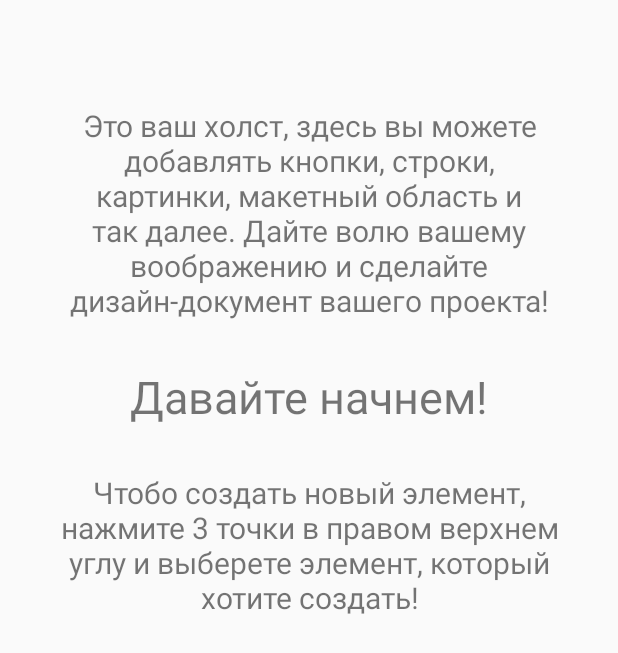
After one commit to ExodusMobile/Draft, an Android app: the layout content_scrolling.xml on its own in the app's theme, with its tools: preview values and no code run, on a phone screen of 412 x 824 dp. The commit adds this screen. Shown: the top 653 px of the screen. Run offline under Robolectric (Android 15) with nearby library versions, the phone set to English and light mode, and no system bars.

Commit message:
Улучшил дизайн, добавил стартовое активити, сделал первую иконку (пробную, она не моя, я скопировал у другого человека). Ну и сделал подсказки по работе с приложением

```diff
--- a/app/build.gradle
+++ b/app/build.gradle
@@ -29,5 +29,6 @@ dependencies {
     compile 'com.android.support:cardview-v7:25.0.1'
     compile 'com.android.support:design:25.0.1'
     compile 'com.facebook.android:facebook-android-sdk:[4,5)'
+    compile 'com.android.support:support-v4:25.0.1'
     testCompile 'junit:junit:4.12'
 }
--- a/app/src/main/java/com/development/kernel/draft/ContextMenuInspector.java
+++ b/app/src/main/java/com/development/kernel/draft/ContextMenuInspector.java
@@ -13,7 +13,9 @@ import android.widget.TextView;
 class ContextMenuInspector {
 
     ContextMenu setContentMenuOptions(ContextMenu menu, View v, Button[] buttons, TextView[] textViews, ImageView[] imageViews, CardView[] cardViews) {
+
             if (buttons[v.getId()] != null && v.getTag().equals(buttons[v.getId()].getTag()) ) {
+                    menu.setHeaderTitle("Кнопка");
                     menu.add(0, 1, 0, "Изменить ширину");
                     menu.add(0, 2, 0, "Изменить высоту");
                     menu.add(0, 3, 0, "Изменить текст");
@@ -21,12 +23,14 @@ class ContextMenuInspector {
             }
             if(textViews[v.getId()] != null && v.getTag().equals(textViews[v.getId()].getTag()))
             {
+                    menu.setHeaderTitle("Строка");
                     menu.add(0, 1, 0, "Изменить текст");
                     menu.add(0, 2, 0,"Изменить размер текста");
                     menu.add(0, 4, 0, "Удалить объект");
             }
             if(imageViews[v.getId()] != null && v.getTag().equals(imageViews[v.getId()].getTag()))
             {
+                    menu.setHeaderTitle("Изображение");
                     menu.add(0, 5, 0, "Импорт из галереи");
                     menu.add(0, 6, 0, "Сделать снимок");
                     menu.add(0, 7, 0, "Изменить размеры");
@@ -34,6 +38,7 @@ class ContextMenuInspector {
             }
             if(cardViews[v.getId()] != null && v.getTag().equals(cardViews[v.getId()].getTag()))
             {
+                    menu.setHeaderTitle("Макетный холст");
                     menu.add(0,10,0, "Добавить картинку");
                     menu.add(0,4,0,"Удалить объект");
             }
--- /dev/null
+++ b/app/src/main/res/layout/content_scrolling.xml
@@ -0,0 +1,91 @@
+<?xml version="1.0" encoding="utf-8"?>
+<LinearLayout xmlns:android="http://schemas.android.com/apk/res/android"
+    xmlns:app="http://schemas.android.com/apk/res-auto"
+    android:orientation="vertical"
+    android:layout_width="match_parent"
+    android:layout_height="match_parent"
+    app:layout_behavior="@string/appbar_scrolling_view_behavior">
+    <android.support.v4.widget.NestedScrollView
+        android:layout_width="match_parent"
+        android:layout_height="match_parent"
+        android:layout_weight="1">
+        <LinearLayout
+            android:layout_width="match_parent"
+            android:layout_height="match_parent"
+            android:id="@+id/android_main_context"
+            android:orientation="vertical">
+            <LinearLayout
+                android:layout_width="match_parent"
+                android:layout_height="match_parent"
+                android:orientation="vertical"
+                android:id="@+id/hint_layout">
+
+
+            <TextView
+                android:layout_width="match_parent"
+                android:layout_height="wrap_content"
+                android:text="@string/start_text"
+                android:textSize="20sp"
+                android:paddingLeft="40dp"
+                android:paddingRight="40dp"
+                android:textAlignment="center"
+                android:layout_marginTop="70dp"/>
+            <TextView
+                android:layout_width="match_parent"
+                android:layout_height="wrap_content"
+                android:text="Давайте начнем!"
+                android:paddingLeft="40dp"
+                android:paddingRight="40dp"
+                android:textAlignment="center"
+                android:layout_marginTop="30dp"
+                android:textSize="30sp"/>
+            <TextView
+                android:layout_width="match_parent"
+                android:layout_height="wrap_content"
+                android:text="@string/hint_text"
+                android:paddingLeft="40dp"
+                android:paddingRight="40dp"
+                android:textAlignment="center"
+                android:layout_marginTop="30dp"
+                android:textSize="20sp"/>
+            </LinearLayout>
+        </LinearLayout>
+
+    </android.support.v4.widget.NestedScrollView>
+    <LinearLayout
+        android:layout_width="match_parent"
+        android:layout_height="match_parent"
+        android:layout_weight="1.5"
+        android:id="@+id/linear_layout"
+        android:visibility="gone"
+        android:orientation="vertical">
+        <EditText
+            android:layout_width="match_parent"
+            android:layout_height="wrap_content"
+            android:visibility="gone"
+            android:id="@+id/edit_text1"
+            android:inputType="textMultiLine" />
+
+        <EditText
+            android:layout_width="match_parent"
+            android:layout_height="wrap_content"
+            android:visibility="gone"
+            android:id="@+id/edit_text"
+            android:inputType="textMultiLine" />
+        <Button
+            android:layout_width="match_parent"
+            android:layout_height="wrap_content"
+            android:layout_gravity="bottom"
+            android:id="@+id/button"
+            android:visibility="gone"
+            android:text="Подтвердить"/>
+
+        <Button
+            android:layout_width="match_parent"
+            android:layout_height="wrap_content"
+            android:layout_gravity="bottom"
+            android:id="@+id/button_close"
+            android:visibility="gone"
+            android:text="Закрыть"/>
+    </LinearLayout>
+</LinearLayout>
--- a/app/src/main/res/values/colors.xml
+++ b/app/src/main/res/values/colors.xml
@@ -1,6 +1,8 @@
 <?xml version="1.0" encoding="utf-8"?>
 <resources>
-    <color name="colorPrimary">#3F51B5</color>
-    <color name="colorPrimaryDark">#303F9F</color>
-    <color name="colorAccent">#FF4081</color>
+    <color name="colorPrimary">#45bdcb</color>
+    <color name="colorPrimaryDark">#45bdcb</color>
+    <color name="colorAccent">#45bdcb</color>
+
+    <color name="black_overlay">#ecf0f1</color>
 </resources>
--- a/app/src/main/res/values/dimens.xml
+++ b/app/src/main/res/values/dimens.xml
@@ -3,4 +3,5 @@
     <dimen name="activity_horizontal_margin">16dp</dimen>
     <dimen name="activity_vertical_margin">16dp</dimen>
     <dimen name="fab_margin">16dp</dimen>
+    <dimen name="app_bar_height">300dp</dimen>
 </resources>
--- a/app/src/main/res/values/strings.xml
+++ b/app/src/main/res/values/strings.xml
@@ -2,4 +2,10 @@
     <string name="app_name">Draft</string>
     <string name="title_activity_login">LoginActivity</string>
     <string name="facebook_app_id">1174188409333861</string>
+
+
+    <string name="dummy_button">Dummy Button</string>
+    <string name="dummy_content">DRAFT</string>
+    <string name="start_text">Это ваш холст, здесь вы можете добавлять кнопки, строки, картинки, макетный область и так далее. Дайте волю вашему воображению и сделайте дизайн-документ вашего проекта!</string>
+    <string name="hint_text">Чтобо создать новый элемент, нажмите 3 точки в правом верхнем углу и выберете элемент, который хотите создать!</string>
 </resources>
--- a/app/src/main/res/values/styles.xml
+++ b/app/src/main/res/values/styles.xml
@@ -14,7 +14,18 @@
     </style>
 
     <style name="AppTheme.AppBarOverlay" parent="ThemeOverlay.AppCompat.Dark.ActionBar" />
-
     <style name="AppTheme.PopupOverlay" parent="ThemeOverlay.AppCompat.Light" />
 
+    <style name="FullscreenTheme" parent="AppTheme">
+        <item name="android:actionBarStyle">@style/FullscreenActionBarStyle</item>
+        <item name="android:windowActionBarOverlay">true</item>
+        <item name="android:windowBackground">@null</item>
+        <item name="metaButtonBarStyle">?android:attr/buttonBarStyle</item>
+        <item name="metaButtonBarButtonStyle">?android:attr/buttonBarButtonStyle</item>
+    </style>
+
+    <style name="FullscreenActionBarStyle" parent="Widget.AppCompat.ActionBar">
+        <item name="android:background">@color/black_overlay</item>
+    </style>
+
 </resources>
```
Also changed, not shown: app/src/main/AndroidManifest.xml (+5 -2 lines), app/src/main/java/com/development/kernel/draft/MainActivity.java (+30 -18 lines), app/src/main/java/com/development/kernel/draft/StartActivity.java (added, +178 -0 lines), app/src/main/res/layout/activity_main.xml (+36 -41 lines), app/src/main/res/layout/activity_start.xml (added, +49 -0 lines), app/src/main/res/values/attrs.xml (added, +12 -0 lines), app/src/main/res/drawable/logodraft.png (added), app/src/main/res/drawable/material_flat.jpg (added).
